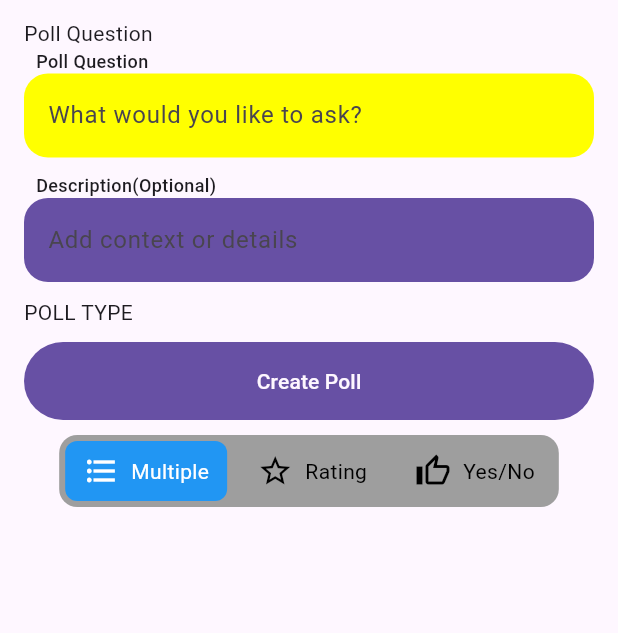
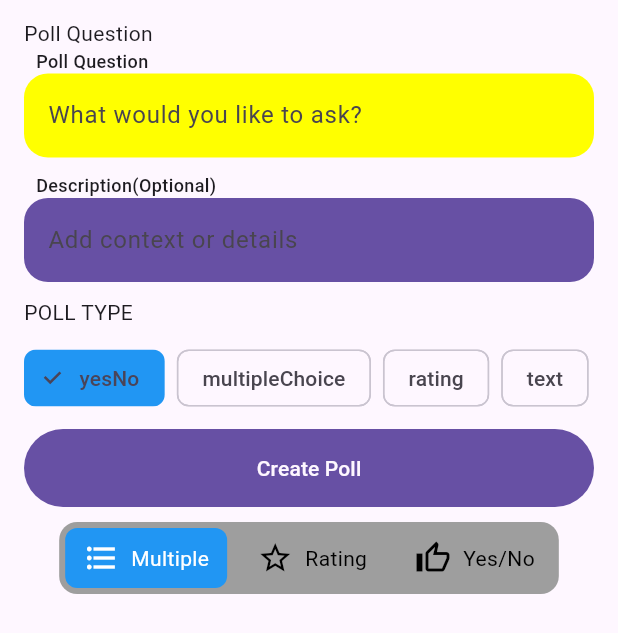
Before and after one commit to mbasnet123/quick-poll, a Flutter app: the CreatePollScreen screen opened by its route, on a phone screen of 412 x 824 dp. Shown: the top 633 px of the screen. Run offline on Flutter 3.47's test engine with Material 3 defaults, Android fonts, the phone set to English and light mode, and no system bars; our stand-ins replace drift, drift_flutter, flutter_riverpod, freezed_annotation, go_router, google_fonts and 1 more; accounts and stored records are empty; generated files the repository leaves out were written again.

Commit message:
feat: pollType in create_poll_screen

```diff
--- a/lib/features/create_poll/presentation/screens/create_poll_screen.dart
+++ b/lib/features/create_poll/presentation/screens/create_poll_screen.dart
@@ -89,8 +89,7 @@ class _CreatePollScreenState extends State<CreatePollScreen> {
             .asMap()
             .entries
             .map(
-              (e) =>
-              PollOption(
+              (e) => PollOption(
                 id: e.key.toString(),
                 optionText: e.value,
                 order: e.key,
@@ -111,13 +110,15 @@ class _CreatePollScreenState extends State<CreatePollScreen> {
         break;
     }
 
-    final poll = PollModel(id: DateTime.now().millisecondsSinceEpoch.toString(),
+    final poll = PollModel(
+      id: DateTime.now().millisecondsSinceEpoch.toString(),
       title: questionController.text,
       creatorId: 'current_user',
       creatorName: 'anonymous',
       createdAt: DateTime.now(),
       pollType: selectedType,
-        question: PollQuestion(id: id, questionText: questionText, order: order));
+      question: PollQuestion(id: id, questionText: questionText, order: order),
+    );
   }
 
   final List<SegmentItem> segments = [
@@ -219,6 +220,25 @@ class _CreatePollScreenState extends State<CreatePollScreen> {
                     Text("POLL TYPE"),
 
                     SizedBox(height: 10),
+                    Wrap(
+                      spacing: 8,
+                      runSpacing: 8,
+                      children: PollType.values.map((type) {
+                        final isSelected = selectedType == type;
+                        return ChoiceChip(
+                          label: Text(type.name),
+                          selected: isSelected,
+                          selectedColor: Colors.blue,
+                          onSelected: (_) => setState(() {
+                            selectedType = type;
+                            if (type != PollType.multipleChoice) {
+                              customOptions.clear();
+                            }
+                          }),
+                        );
+                      }).toList(),
+                    ),
+                    SizedBox(height: 10),
 
                     FilledCTAButton(
                       onPressed: _onCreatePoll,
```
Lines whose indentation alone changed are shown as unchanged.
